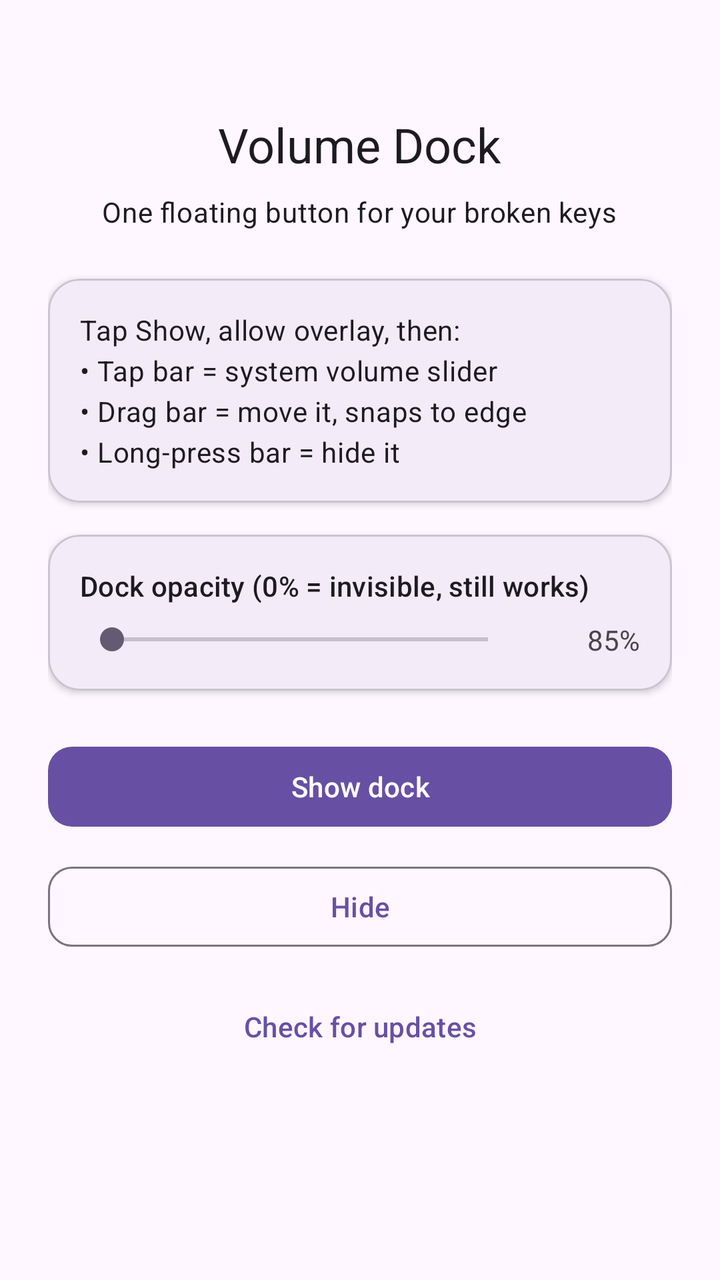
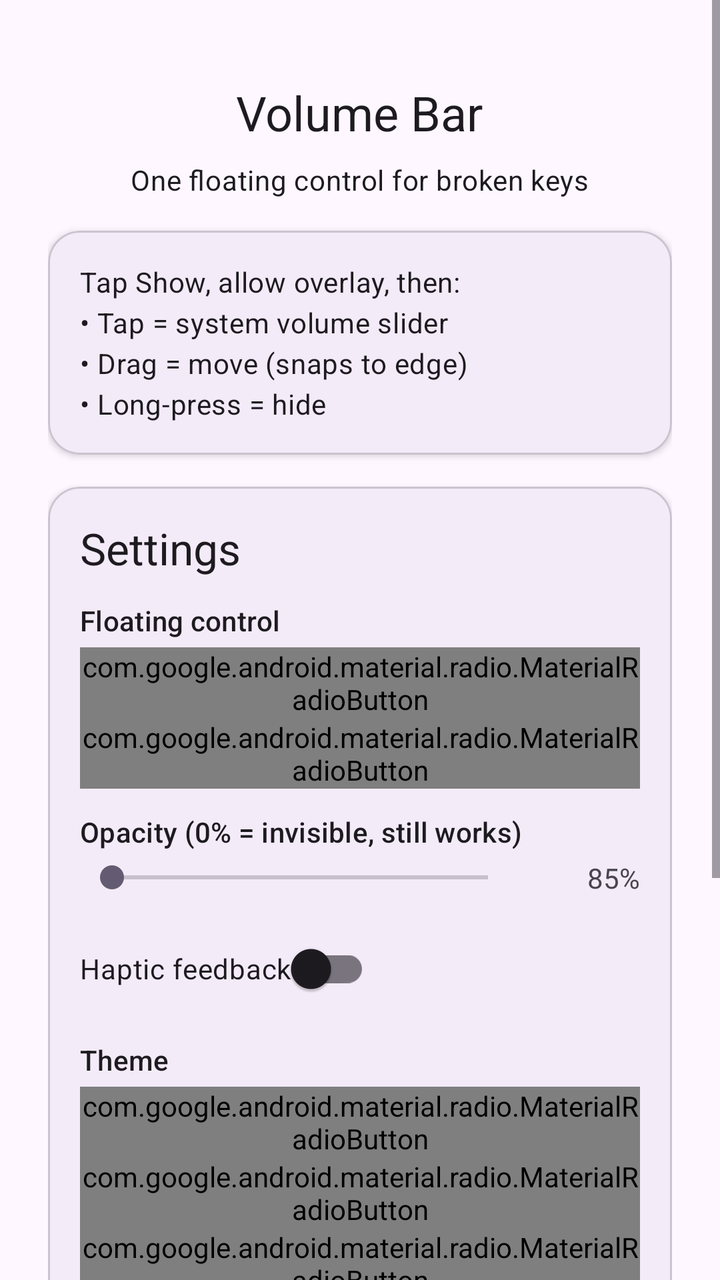

Compare the two renders of this Android layout. The source of the first and the diff that turns it into the second are given below.
<!-- AndroidManifest.xml: application theme Theme.VolumeButtons -->
<!-- res/layout/activity_main.xml -->
<?xml version="1.0" encoding="utf-8"?>
<ScrollView xmlns:android="http://schemas.android.com/apk/res/android"
    xmlns:app="http://schemas.android.com/apk/res-auto"
    android:layout_width="match_parent"
    android:layout_height="match_parent"
    android:fillViewport="true">

    <LinearLayout
        android:orientation="vertical"
        android:gravity="center_horizontal"
        android:padding="24dp"
        android:layout_width="match_parent"
        android:layout_height="wrap_content">

        <TextView
            android:layout_width="wrap_content"
            android:layout_height="wrap_content"
            android:text="Volume Dock"
            android:textAppearance="?attr/textAppearanceHeadlineSmall"
            android:layout_marginTop="32dp"
            android:layout_marginBottom="8dp" />

        <TextView
            android:layout_width="wrap_content"
            android:layout_height="wrap_content"
            android:text="One floating button for your broken keys"
            android:textAppearance="?attr/textAppearanceBodyMedium"
            android:layout_marginBottom="24dp" />

        <com.google.android.material.card.MaterialCardView
            android:layout_width="match_parent"
            android:layout_height="wrap_content"
            android:layout_marginBottom="16dp"
            app:cardCornerRadius="16dp"
            app:cardElevation="2dp">

            <TextView
                android:layout_width="wrap_content"
                android:layout_height="wrap_content"
                android:padding="16dp"
                android:text="Tap Show, allow overlay, then:\n• Tap bar = system volume slider\n• Drag bar = move it, snaps to edge\n• Long-press bar = hide it"
                android:textAppearance="?attr/textAppearanceBodyMedium"
                android:lineSpacingExtra="4dp" />

        </com.google.android.material.card.MaterialCardView>

        <com.google.android.material.card.MaterialCardView
            android:layout_width="match_parent"
            android:layout_height="wrap_content"
            android:layout_marginBottom="24dp"
            app:cardCornerRadius="16dp"
            app:cardElevation="2dp">

            <LinearLayout
                android:orientation="vertical"
                android:padding="16dp"
                android:layout_width="match_parent"
                android:layout_height="wrap_content">

                <TextView
                    android:layout_width="wrap_content"
                    android:layout_height="wrap_content"
                    android:text="Dock opacity (0% = invisible, still works)"
                    android:textAppearance="?attr/textAppearanceTitleSmall"
                    android:layout_marginBottom="8dp" />

                <LinearLayout
                    android:orientation="horizontal"
                    android:gravity="center_vertical"
                    android:layout_width="match_parent"
                    android:layout_height="wrap_content">

                    <SeekBar
                        android:id="@+id/opacitySeek"
                        android:layout_width="0dp"
                        android:layout_weight="1"
                        android:layout_height="wrap_content" />

                    <TextView
                        android:id="@+id/opacityValue"
                        android:layout_width="wrap_content"
                        android:layout_height="wrap_content"
                        android:minWidth="48dp"
                        android:gravity="end"
                        android:text="85%"
                        android:layout_marginStart="12dp" />

                </LinearLayout>
            </LinearLayout>
        </com.google.android.material.card.MaterialCardView>

        <com.google.android.material.button.MaterialButton
            android:id="@+id/btnStart"
            android:layout_width="match_parent"
            android:layout_height="wrap_content"
            android:layout_marginBottom="12dp"
            android:text="Show dock"
            app:cornerRadius="12dp" />

        <com.google.android.material.button.MaterialButton
            android:id="@+id/btnStop"
            android:layout_width="match_parent"
            android:layout_height="wrap_content"
            android:text="Hide"
            style="@style/Widget.Material3.Button.OutlinedButton"
            app:cornerRadius="12dp" />

        <com.google.android.material.button.MaterialButton
            android:id="@+id/btnUpdate"
            android:layout_width="match_parent"
            android:layout_height="wrap_content"
            android:layout_marginTop="12dp"
            android:text="Check for updates"
            style="@style/Widget.Material3.Button.TextButton" />

    </LinearLayout>
</ScrollView>
<!-- resources referenced by this layout -->
<resources>
  <style name="Theme.VolumeButtons" parent="Theme.Material3.DayNight.NoActionBar">
          <item name="colorPrimary">#6750A4</item>
          <item name="colorOnPrimary">#FFFFFF</item>
          <item name="colorPrimaryContainer">#EADDFF</item>
          <item name="colorSecondary">#625B71</item>
          <item name="android:statusBarColor">?attr/colorSurface</item>
      </style>
</resources>

<!-- the commit's change to res/layout/activity_main.xml (unified diff, before → after) -->
@@ -15,17 +15,17 @@
         <TextView
             android:layout_width="wrap_content"
             android:layout_height="wrap_content"
-            android:text="Volume Dock"
+            android:text="Volume Bar"
             android:textAppearance="?attr/textAppearanceHeadlineSmall"
-            android:layout_marginTop="32dp"
+            android:layout_marginTop="16dp"
             android:layout_marginBottom="8dp" />
 
         <TextView
             android:layout_width="wrap_content"
             android:layout_height="wrap_content"
-            android:text="One floating button for your broken keys"
+            android:text="One floating control for broken keys"
             android:textAppearance="?attr/textAppearanceBodyMedium"
-            android:layout_marginBottom="24dp" />
+            android:layout_marginBottom="16dp" />
 
         <com.google.android.material.card.MaterialCardView
             android:layout_width="match_parent"
@@ -38,7 +38,7 @@
                 android:layout_width="wrap_content"
                 android:layout_height="wrap_content"
                 android:padding="16dp"
-                android:text="Tap Show, allow overlay, then:\n• Tap bar = system volume slider\n• Drag bar = move it, snaps to edge\n• Long-press bar = hide it"
+                android:text="Tap Show, allow overlay, then:\n• Tap = system volume slider\n• Drag = move (snaps to edge)\n• Long-press = hide"
                 android:textAppearance="?attr/textAppearanceBodyMedium"
                 android:lineSpacingExtra="4dp" />
 
@@ -47,7 +47,7 @@
         <com.google.android.material.card.MaterialCardView
             android:layout_width="match_parent"
             android:layout_height="wrap_content"
-            android:layout_marginBottom="24dp"
+            android:layout_marginBottom="16dp"
             app:cardCornerRadius="16dp"
             app:cardElevation="2dp">
 
@@ -60,15 +60,51 @@
                 <TextView
                     android:layout_width="wrap_content"
                     android:layout_height="wrap_content"
-                    android:text="Dock opacity (0% = invisible, still works)"
+                    android:text="Settings"
+                    android:textAppearance="?attr/textAppearanceTitleLarge"
+                    android:layout_marginBottom="12dp" />
+
+                <TextView
+                    android:layout_width="wrap_content"
+                    android:layout_height="wrap_content"
+                    android:text="Floating control"
                     android:textAppearance="?attr/textAppearanceTitleSmall"
-                    android:layout_marginBottom="8dp" />
+                    android:layout_marginBottom="4dp" />
+
+                <RadioGroup
+                    android:id="@+id/modeGroup"
+                    android:orientation="vertical"
+                    android:layout_width="match_parent"
+                    android:layout_height="wrap_content"
+                    android:layout_marginBottom="12dp">
+
+                    <com.google.android.material.radio.MaterialRadioButton
+                        android:id="@+id/modeBar"
+                        android:layout_width="wrap_content"
+                        android:layout_height="wrap_content"
+                        android:text="Edge bar (default)" />
+
+                    <com.google.android.material.radio.MaterialRadioButton
+                        android:id="@+id/modeButtons"
+                        android:layout_width="wrap_content"
+                        android:layout_height="wrap_content"
+                        android:text="Buttons (+ / −)" />
+
+                </RadioGroup>
+
+                <TextView
+                    android:layout_width="wrap_content"
+                    android:layout_height="wrap_content"
+                    android:text="Opacity (0% = invisible, still works)"
+                    android:textAppearance="?attr/textAppearanceTitleSmall"
+                    android:layout_marginBottom="4dp" />
 
                 <LinearLayout
                     android:orientation="horizontal"
                     android:gravity="center_vertical"
                     android:layout_width="match_parent"
-                    android:layout_height="wrap_content">
+                    android:layout_height="wrap_content"
+                    android:layout_marginBottom="12dp">
 
                     <SeekBar
                         android:id="@+id/opacitySeek"
@@ -86,6 +122,46 @@
                         android:layout_marginStart="12dp" />
 
                 </LinearLayout>
+
+                <com.google.android.material.switchmaterial.SwitchMaterial
+                    android:id="@+id/hapticsSwitch"
+                    android:layout_width="wrap_content"
+                    android:layout_height="wrap_content"
+                    android:text="Haptic feedback"
+                    android:layout_marginBottom="12dp" />
+
+                <TextView
+                    android:layout_width="wrap_content"
+                    android:layout_height="wrap_content"
+                    android:text="Theme"
+                    android:textAppearance="?attr/textAppearanceTitleSmall"
+                    android:layout_marginBottom="4dp" />
+
+                <RadioGroup
+                    android:id="@+id/themeGroup"
+                    android:orientation="vertical"
+                    android:layout_width="match_parent"
+                    android:layout_height="wrap_content">
+
+                    <com.google.android.material.radio.MaterialRadioButton
+                        android:id="@+id/themeDark"
+                        android:layout_width="wrap_content"
+                        android:layout_height="wrap_content"
+                        android:text="Dark (default)" />
+
+                    <com.google.android.material.radio.MaterialRadioButton
+                        android:id="@+id/themeLight"
+                        android:layout_width="wrap_content"
+                        android:layout_height="wrap_content"
+                        android:text="Light" />
+
+                    <com.google.android.material.radio.MaterialRadioButton
+                        android:id="@+id/themeSystem"
+                        android:layout_width="wrap_content"
+                        android:layout_height="wrap_content"
+                        android:text="Follow system" />
+
+                </RadioGroup>
             </LinearLayout>
         </com.google.android.material.card.MaterialCardView>
 
@@ -94,22 +170,31 @@
             android:layout_width="match_parent"
             android:layout_height="wrap_content"
             android:layout_marginBottom="12dp"
-            android:text="Show dock"
+            android:text="Show"
             app:cornerRadius="12dp" />
 
         <com.google.android.material.button.MaterialButton
             android:id="@+id/btnStop"
             android:layout_width="match_parent"
             android:layout_height="wrap_content"
+            android:layout_marginBottom="12dp"
             android:text="Hide"
             style="@style/Widget.Material3.Button.OutlinedButton"
             app:cornerRadius="12dp" />
 
         <com.google.android.material.button.MaterialButton
+            android:id="@+id/btnChangelog"
+            android:layout_width="match_parent"
+            android:layout_height="wrap_content"
+            android:layout_marginBottom="12dp"
+            android:text="Changelog"
+            style="@style/Widget.Material3.Button.OutlinedButton"
+            app:cornerRadius="12dp" />
+
+        <com.google.android.material.button.MaterialButton
             android:id="@+id/btnUpdate"
             android:layout_width="match_parent"
             android:layout_height="wrap_content"
-            android:layout_marginTop="12dp"
             android:text="Check for updates"
             style="@style/Widget.Material3.Button.TextButton" />
 
